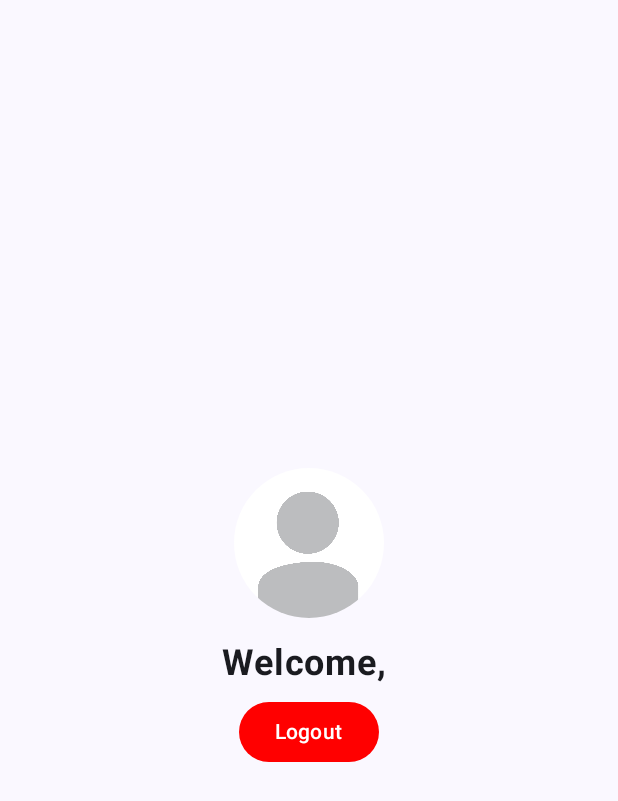
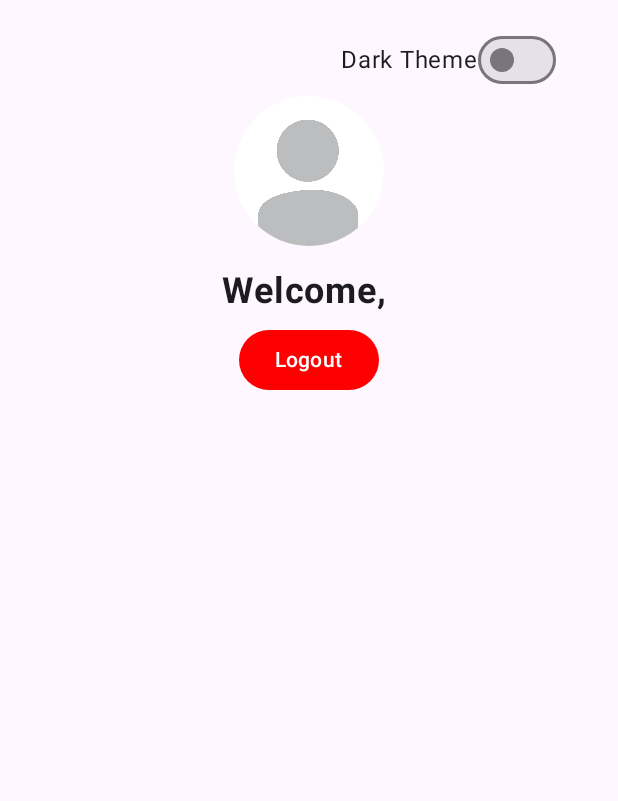
Before and after one commit to Vallikazam/nmd_1, an Android app built with Jetpack Compose: the composable ProfileScreen shown on its own in the app's theme, on a phone screen of 412 x 824 dp. Shown: the top 801 px of the screen. Run offline under Robolectric (Android 15) with nearby library versions, the phone set to English and light mode, and no system bars; our stand-ins replace Firebase (no records; nobody signed in at launch, a user with empty details on screens opened directly).

Commit message:
Govno#2.3

```diff
--- a/app/src/main/java/com/example/education/ui/screens/ProfileScreen.kt
+++ b/app/src/main/java/com/example/education/ui/screens/ProfileScreen.kt
@@ -1,5 +1,6 @@
 package com.example.education.ui.screens
 
+import android.content.Context
 import androidx.compose.foundation.Image
 import androidx.compose.foundation.layout.*
 import androidx.compose.foundation.shape.CircleShape
@@ -7,6 +8,7 @@ import androidx.compose.material.*
 import androidx.compose.material3.Button
 import androidx.compose.material3.ButtonDefaults
 import androidx.compose.material3.MaterialTheme
+import androidx.compose.material3.Switch
 import androidx.compose.material3.Text
 import androidx.compose.material3.TextButton
 import androidx.compose.material3.TextField
@@ -16,6 +18,7 @@ import androidx.compose.ui.Modifier
 import androidx.compose.ui.draw.clip
 import androidx.compose.ui.graphics.Color
 import androidx.compose.ui.layout.ContentScale
+import androidx.compose.ui.platform.LocalContext
 import androidx.compose.ui.res.painterResource
 import androidx.compose.ui.text.font.FontWeight
 import androidx.compose.ui.unit.dp
@@ -162,13 +165,40 @@ fun RegisterScreen(auth: FirebaseAuth, onLoginClick: () -> Unit) {
 
 @Composable
 fun UserProfileScreen(auth: FirebaseAuth, user: FirebaseUser, navController: NavController) {
+    var isDarkTheme by remember { mutableStateOf(false) } // State for theme
+    val context = LocalContext.current
+
+    // Load the saved theme preference
+    val sharedPreferences = context.getSharedPreferences("app_preferences", Context.MODE_PRIVATE)
+    isDarkTheme = sharedPreferences.getBoolean("dark_theme", false)
+
     Column(
         modifier = Modifier
             .fillMaxSize()
             .padding(16.dp),
         horizontalAlignment = Alignment.CenterHorizontally,
-        verticalArrangement = Arrangement.Center
+        verticalArrangement = Arrangement.Top
     ) {
+        // Theme Toggle Switch
+        Row(
+            modifier = Modifier
+                .fillMaxWidth()
+                .padding(end = 25.dp),
+            verticalAlignment = Alignment.CenterVertically,
+            horizontalArrangement = Arrangement.End
+        ) {
+            Text("Dark Theme")
+            Switch(
+                checked = isDarkTheme,
+                onCheckedChange = {
+                    isDarkTheme = it
+                    // Save the theme preference
+                    sharedPreferences.edit().putBoolean("dark_theme", it).apply()
+                }
+            )
+        }
+
+        // Other UI elements
         Image(
             painter = painterResource(id = R.drawable.profile_placeholder),
             contentDescription = "Profile Picture",
@@ -185,7 +215,11 @@ fun UserProfileScreen(auth: FirebaseAuth, user: FirebaseUser, navController: Nav
         Spacer(modifier = Modifier.height(8.dp))
         Button(
             onClick = {
-                logout(auth, navController)
+                // Logout logic
+                auth.signOut()
+                navController.navigate("auth") {
+                    popUpTo("auth") { inclusive = true }
+                }
             },
             colors = ButtonDefaults.buttonColors(Color.Red)
         ) {
--- a/app/src/main/java/com/example/education/ui/theme/Theme.kt
+++ b/app/src/main/java/com/example/education/ui/theme/Theme.kt
@@ -21,17 +21,9 @@ private val LightColorScheme = lightColorScheme(
 @Composable
 fun EducationalPlatformTheme(
     darkTheme: Boolean = isSystemInDarkTheme(),
-    dynamicColor: Boolean = true,
     content: @Composable () -> Unit
 ) {
-    val colorScheme = when {
-        dynamicColor && Build.VERSION.SDK_INT >= Build.VERSION_CODES.S -> {
-            val context = LocalContext.current
-            if (darkTheme) dynamicDarkColorScheme(context) else dynamicLightColorScheme(context)
-        }
-        darkTheme -> DarkColorScheme
-        else -> LightColorScheme
-    }
+    val colorScheme = if (darkTheme) DarkColorScheme else LightColorScheme
 
     MaterialTheme(
         colorScheme = colorScheme,
```
Also changed, not shown: app/src/main/java/com/example/education/MainActivity.kt (+10 -1 lines).
